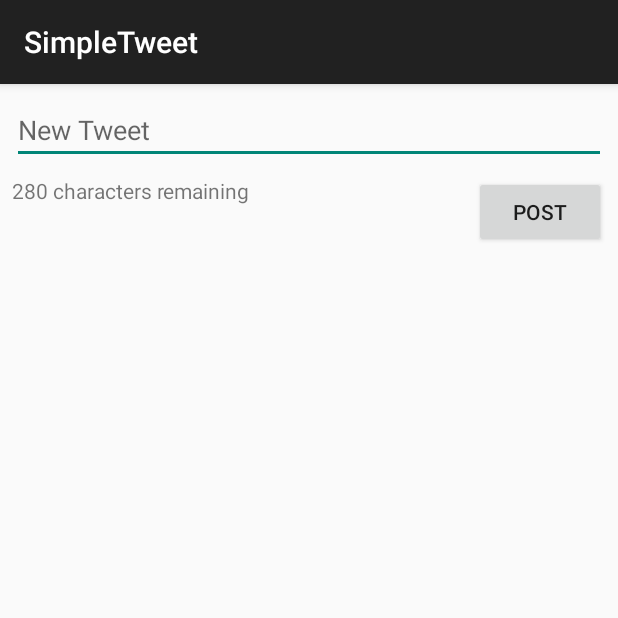
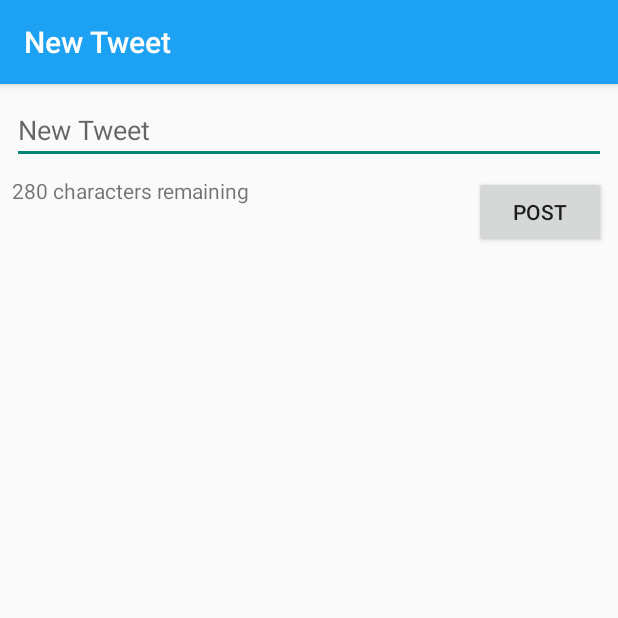
Before and after one commit to Cbaharav/MySimpleTweets, an Android app: the ComposeActivity screen opened directly, with no data from a screen before it, on a phone screen of 412 x 824 dp, the top half of it. Run offline under Robolectric (Android 15) with nearby library versions, the phone set to English and light mode, and no system bars; libraries missing offline, so code that uses them is left out: com.loopj.android, cz.msebera.android, org.parceler.

Commit message:
refresh now works in compose activity when an item is posted and compose activity has new customized action bar

```diff
--- a/app/src/main/java/com/codepath/apps/restclienttemplate/ComposeActivity.java
+++ b/app/src/main/java/com/codepath/apps/restclienttemplate/ComposeActivity.java
@@ -1,13 +1,20 @@
 package com.codepath.apps.restclienttemplate;
 
 import android.content.Intent;
+import android.graphics.Color;
+import android.graphics.drawable.ColorDrawable;
 import android.os.Bundle;
+import android.support.v4.view.MenuItemCompat;
+import android.support.v7.app.ActionBar;
 import android.support.v7.app.AppCompatActivity;
 import android.text.Editable;
 import android.text.TextWatcher;
+import android.view.Menu;
+import android.view.MenuItem;
 import android.view.View;
 import android.widget.Button;
 import android.widget.EditText;
+import android.widget.ProgressBar;
 import android.widget.TextView;
 
 import com.codepath.apps.restclienttemplate.models.Tweet;
@@ -25,6 +32,7 @@ public class ComposeActivity extends AppCompatActivity {
     Button btnPost;
     TextView tvChar;
     TwitterClient client;
+    MenuItem miActionProgressItem;
 
     // TextWatcher counts the number of characters, sets tvChar to characters remaining
     private final TextWatcher mTextEditorWatcher = new TextWatcher() {
@@ -54,11 +62,41 @@ public class ComposeActivity extends AppCompatActivity {
         tvChar = (TextView) findViewById(R.id.tvChar);
         // setting textwatcher on etNewTweet
         etNewTweet.addTextChangedListener(mTextEditorWatcher);
+
+        // modifying the action bar, blue background and different title
+        ActionBar bar = getSupportActionBar();
+        bar.setBackgroundDrawable(new ColorDrawable(Color.parseColor("#ff1da1f2")));
+        bar.setTitle("New Tweet");
     }
 
+    @Override
+    public boolean onCreateOptionsMenu(Menu menu) {
+        // inflate the menu; this adds items to the action bar if it is present
+        getMenuInflater().inflate(R.menu.menu_compose, menu);
+
+        // store instance of the menu item containing progress
+        miActionProgressItem = menu.findItem(R.id.miActionProgress);
+        // extract the action-view from the menu item
+        ProgressBar v = (ProgressBar) MenuItemCompat.getActionView(miActionProgressItem);
+        v.setBackgroundColor(getResources().getColor(android.R.color.white));
+
+        return super.onCreateOptionsMenu(menu);
+    }
+
+    // toggle visibility of progress bar
+    public void showProgressBar() {
+        // show progress item
+        miActionProgressItem.setVisible(true);
+    }
+
+    public void hideProgressBar() {
+        // hide progress item
+        miActionProgressItem.setVisible(false);
+    }
 
     // post button is clicked on new tweet
     public void onPost(View v) {
+        showProgressBar();
         // instantiating client with this context
         client = TwitterApp.getRestClient(this);
         // call sendTweet from TwitterClient
@@ -74,12 +112,19 @@ public class ComposeActivity extends AppCompatActivity {
                     // set as result of the intent, returning to TimelineActivity
                     setResult(RESULT_OK, i);
                     // close ComposeActivity
+                    hideProgressBar();
                     finish();
 
                 } catch (JSONException e) {
                     e.printStackTrace();
                 }
             }
+
+            @Override
+            public void onFailure(int statusCode, Header[] headers, Throwable throwable, JSONObject errorResponse) {
+                hideProgressBar();
+                super.onFailure(statusCode, headers, throwable, errorResponse);
+            }
         });
 
     }
--- /dev/null
+++ b/app/src/main/res/menu/menu_compose.xml
@@ -0,0 +1,14 @@
+<?xml version="1.0" encoding="utf-8"?>
+
+<menu xmlns:android="http://schemas.android.com/apk/res/android"
+    xmlns:app="http://schemas.android.com/apk/res-auto"
+    xmlns:tools="http://schemas.android.com/tools">
+
+    <item
+        android:id="@+id/miActionProgress"
+        android:title="Loading..."
+        android:visible="false"
+        android:orderInCategory="100"
+        app:showAsAction="always"
+        app:actionLayout="@layout/action_view_progress" />
+</menu>
```
